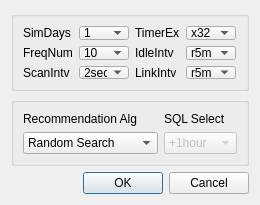
Before: the Qt Designer form link/linkdlg.ui in lzhengp1986/AutoTechSim, drawn with Qt 5.
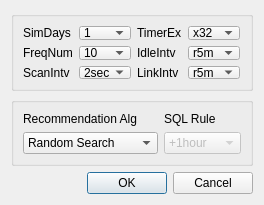
After: the same form once the commit is applied.

Commit message: rule重命名

Patch:
```diff
--- a/link/linkdlg.ui
+++ b/link/linkdlg.ui
@@ -6,13 +6,13 @@
    <rect>
     <x>0</x>
     <y>0</y>
-    <width>260</width>
+    <width>264</width>
     <height>205</height>
    </rect>
   </property>
   <property name="minimumSize">
    <size>
-    <width>260</width>
+    <width>264</width>
     <height>205</height>
    </size>
   </property>
@@ -317,7 +317,7 @@
       <item row="0" column="2">
        <widget class="QLabel" name="sqlLabel">
         <property name="text">
-         <string>SQL Select</string>
+         <string>SQL Rule</string>
         </property>
        </widget>
       </item>
```
The commit also changes 4 other files.
